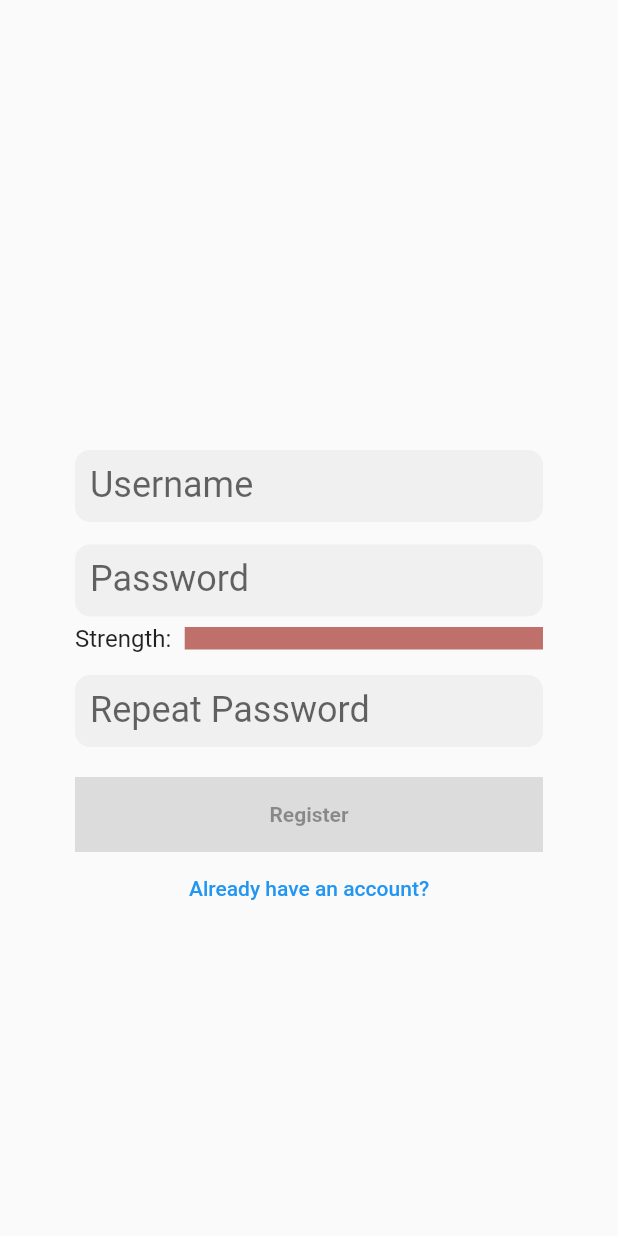
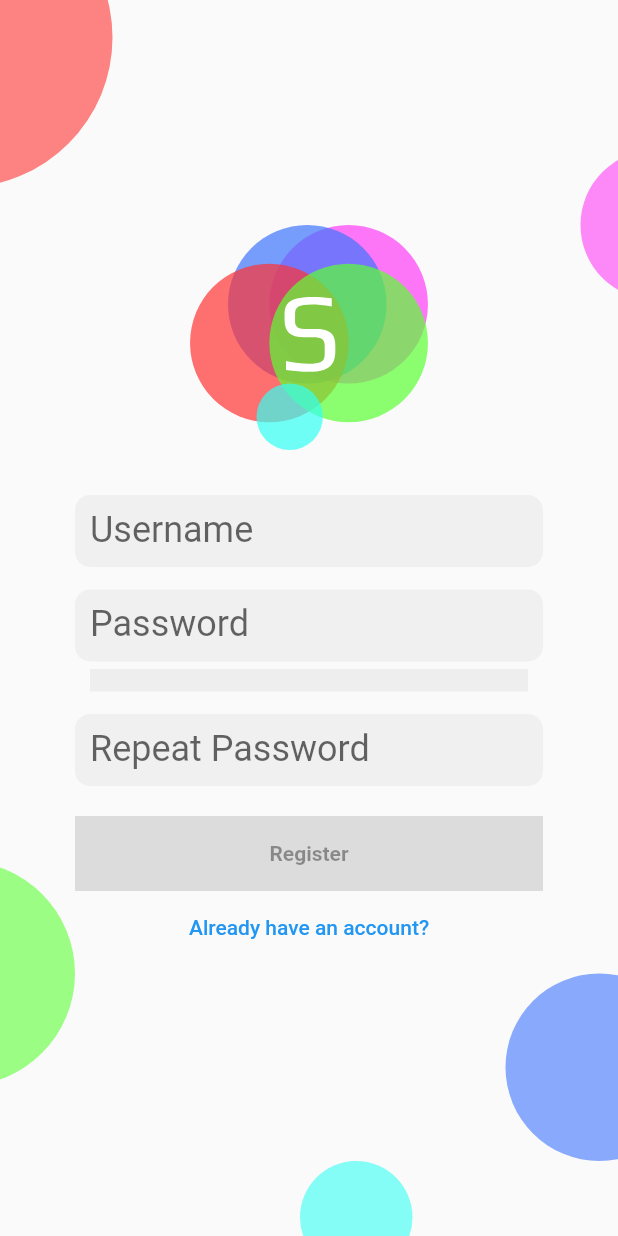
Before and after one commit to k0marov/socnet-frontend, a Flutter app: the screen it shows after launch, after a tap on "Don't have an account?", on a phone screen of 412 x 824 dp. Run offline on Flutter 3.47's test engine with Material 2 defaults, Android fonts, the phone set to English and light mode, and no system bars; our stand-ins replace bloc, dartz, equatable, flutter_bloc, flutter_svg, get_it and 3 more.

Commit message:
style the auth page

```diff
--- a/lib/logic/features/auth/domain/pass_strength_getter.dart
+++ b/lib/logic/features/auth/domain/pass_strength_getter.dart
@@ -1,4 +1,5 @@
 enum PassStrength {
+  none,
   weak,
   normal,
   strong,
@@ -8,6 +9,7 @@ enum PassStrength {
 typedef PassStrengthGetter = PassStrength Function(String);
 
 PassStrength passStrengthGetterImpl(String pass) {
+  if (pass.isEmpty) return PassStrength.none;
   final hasLetters = pass.contains(RegExp("[a-zA-Z]"));
   if (pass.length < 8 || !hasLetters) {
     return PassStrength.weak;
--- a/lib/logic/features/auth/presentation/register_cubit/register_state.dart
+++ b/lib/logic/features/auth/presentation/register_cubit/register_state.dart
@@ -9,7 +9,8 @@ class RegisterState extends Equatable {
       username.value.isNotEmpty &&
       pass.value.isNotEmpty &&
       passRepeat.value.isNotEmpty &&
-      passStrength != PassStrength.weak;
+      passStrength != PassStrength.weak &&
+      passStrength != PassStrength.none;
 
   final Failure? failure;
 
@@ -20,7 +21,7 @@ class RegisterState extends Equatable {
       [this.username = const FieldValue(),
       this.pass = const FieldValue(),
       this.passRepeat = const FieldValue(),
-      this.passStrength = PassStrength.weak,
+      this.passStrength = PassStrength.none,
       this.failure]);
 
   RegisterState withUsername(FieldValue newUsername) =>
--- a/lib/ui/pages/auth_gate.dart
+++ b/lib/ui/pages/auth_gate.dart
@@ -12,14 +12,12 @@ class AuthGatePage extends StatelessWidget {
 
   @override
   Widget build(BuildContext context) {
-    return Scaffold(
-      body: BlocProvider(
-        create: (_) => sl<AuthGateCubit>()..refreshState(),
-        child: FailureListener<AuthGateCubit, AuthState>(
-          getFailure: (state) => state.failure,
-          child: BlocBuilder<AuthGateCubit, AuthState>(
-            builder: (context, state) => state.isAuthenticated ? MyProfilePage() : AuthPage(),
-          ),
+    return BlocProvider(
+      create: (_) => sl<AuthGateCubit>()..refreshState(),
+      child: FailureListener<AuthGateCubit, AuthState>(
+        getFailure: (state) => state.failure,
+        child: BlocBuilder<AuthGateCubit, AuthState>(
+          builder: (context, state) => state.isAuthenticated ? MyProfilePage() : AuthPage(),
         ),
       ),
     );
--- a/lib/ui/pages/auth_page.dart
+++ b/lib/ui/pages/auth_page.dart
@@ -2,7 +2,9 @@ import 'package:flutter/material.dart';
 import 'package:flutter_bloc/flutter_bloc.dart';
 import 'package:socnet/logic/features/auth/presentation/login_cubit/login_cubit.dart';
 import 'package:socnet/logic/features/auth/presentation/register_cubit/register_cubit.dart';
+import 'package:socnet/ui/widgets/background.dart';
 import 'package:socnet/ui/widgets/login_form.dart';
+import 'package:socnet/ui/widgets/logo_widget.dart';
 import 'package:socnet/ui/widgets/register_form.dart';
 
 import '../../logic/di.dart';
@@ -47,10 +49,19 @@ class _AuthPageState extends State<AuthPage> {
   @override
   Widget build(BuildContext context) {
     return Scaffold(
-      // backgroundColor: Color(0xFF213630),
-      body: ListView(children: [
-        ..._getFormBody(),
-      ]),
+      resizeToAvoidBottomInset: false,
+      body: Background(
+        child: ListView(children: [
+          SizedBox(height: 150),
+          SizedBox(
+            width: 150,
+            height: 150,
+            child: LogoWidget(),
+          ),
+          SizedBox(height: 30),
+          ..._getFormBody(),
+        ]),
+      ),
     );
   }
 }
--- a/lib/ui/theme.dart
+++ b/lib/ui/theme.dart
@@ -1,4 +1,10 @@
 import 'package:flutter/material.dart';
+
+const customRed = Color(0xFFFF3333);
+const customBlue = Color(0xFF3E74FD);
+const customPink = Color(0xFFFD3EF5);
+const customGreen = Color(0xFF5CFF33);
+const customCyan = Color(0xFF33FFF3);
 
 final theme = ThemeData(
   primarySwatch: Colors.blue,
--- /dev/null
+++ b/lib/ui/widgets/background.dart
@@ -0,0 +1,60 @@
+import 'package:flutter/material.dart';
+import 'package:socnet/ui/theme.dart';
+
+class Background extends StatelessWidget {
+  final Widget child;
+  const Background({Key? key, required this.child}) : super(key: key);
+
+  @override
+  Widget build(BuildContext context) {
+    return Stack(children: [
+      Positioned(
+        top: -75,
+        left: -125,
+        child: _Circle(size: 200, color: customRed),
+      ),
+      Positioned(
+        bottom: 100,
+        left: -100,
+        child: _Circle(size: 150, color: customGreen),
+      ),
+      Positioned(
+        bottom: -25,
+        left: 200,
+        child: _Circle(size: 75, color: customCyan),
+      ),
+      Positioned(
+        bottom: 50,
+        right: -50,
+        child: _Circle(size: 125, color: customBlue),
+      ),
+      Positioned(
+        top: 100,
+        right: -75,
+        child: _Circle(size: 100, color: customPink),
+      ),
+      child,
+    ]);
+  }
+}
+
+class _Circle extends StatelessWidget {
+  final double size;
+  final Color color;
+  const _Circle({Key? key, required this.size, required this.color}) : super(key: key);
+
+  @override
+  Widget build(BuildContext context) {
+    return Opacity(
+      opacity: 0.6,
+      child: Container(
+        width: size,
+        height: size,
+        decoration: BoxDecoration(
+          color: color,
+          shape: BoxShape.circle,
+        ),
+      ),
+    );
+  }
+}
--- a/lib/ui/widgets/custom_text_field.dart
+++ /dev/null
@@ -1,22 +0,0 @@
-import 'package:flutter/material.dart';
-import 'package:socnet/logic/core/field_value.dart';
-
-class CustomTextField extends StatelessWidget {
-  final FieldValue value;
-  final Function(String) onChanged;
-  const CustomTextField({
-    Key? key,
-    required this.value,
-    required this.onChanged,
-  }) : super(key: key);
-
-  @override
-  Widget build(BuildContext context) {
-    return TextField(
-      onChanged: onChanged,
-      decoration: InputDecoration(
-        errorText: value.failure?.code,
-      ),
-    );
-  }
-}
--- a/lib/ui/widgets/login_form.dart
+++ b/lib/ui/widgets/login_form.dart
@@ -20,7 +20,6 @@ class LoginForm extends StatelessWidget {
       child: Padding(
         padding: EdgeInsets.symmetric(horizontal: 50),
         child: Column(children: [
-          SizedBox(height: 300),
           BlocField<LoginCubit, LoginState, FieldValue>(
             getValue: (state) => state.username,
             buildField: (value, b) => ZTextField(
--- /dev/null
+++ b/lib/ui/widgets/logo_widget.dart
@@ -0,0 +1,11 @@
+import 'package:flutter/material.dart';
+import 'package:flutter_svg/svg.dart';
+
+class LogoWidget extends StatelessWidget {
+  const LogoWidget({Key? key}) : super(key: key);
+
+  @override
+  Widget build(BuildContext context) {
+    return SvgPicture.asset("assets/logo.svg");
+  }
+}
--- a/lib/ui/widgets/register_form.dart
+++ b/lib/ui/widgets/register_form.dart
@@ -10,12 +10,14 @@ import 'bloc_field.dart';
 
 double getPasswordProgress(PassStrength strength) {
   switch (strength) {
+    case PassStrength.none:
+      return 0;
     case PassStrength.weak:
-      return 0;
+      return 0.25;
     case PassStrength.normal:
-      return 0.33;
+      return 0.5;
     case PassStrength.strong:
-      return 0.66;
+      return 0.75;
     case PassStrength.veryStrong:
       return 1;
   }
@@ -23,6 +25,8 @@ double getPasswordProgress(PassStrength strength) {
 
 Color getStrengthColor(PassStrength strength) {
   switch (strength) {
+    case PassStrength.none:
+      return Colors.grey;
     case PassStrength.weak:
       return Colors.red;
     case PassStrength.normal:
@@ -31,6 +35,21 @@ Color getStrengthColor(PassStrength strength) {
       return Colors.lightGreen;
     case PassStrength.veryStrong:
       return Colors.green;
+  }
+}
+
+Color getStrengthBackground(PassStrength strength) {
+  switch (strength) {
+    case PassStrength.none:
+      return Colors.grey.shade200;
+    case PassStrength.weak:
+      return Colors.red.shade200;
+    case PassStrength.normal:
+      return Colors.orange.shade200;
+    case PassStrength.strong:
+      return Colors.lightGreen.shade200;
+    case PassStrength.veryStrong:
+      return Colors.green.shade200;
   }
 }
 
@@ -44,7 +63,6 @@ class RegisterForm extends StatelessWidget {
       child: Padding(
         padding: const EdgeInsets.symmetric(horizontal: 50),
         child: Column(children: [
-          SizedBox(height: 300),
           BlocField<RegisterCubit, RegisterState, FieldValue>(
             getValue: (state) => state.username,
             buildField: (value, b) => ZTextField(
@@ -68,16 +86,18 @@ class RegisterForm extends StatelessWidget {
             getValue: (state) => state.passStrength,
             buildField: (strength, b) => Row(
               children: [
-                Text("Strength: ", style: Theme.of(context).textTheme.subtitle1),
-                SizedBox(width: 5),
+                SizedBox(width: 10),
+                // Text("Strength: ", style: Theme.of(context).textTheme.subtitle1),
+                // SizedBox(width: 5),
                 Expanded(
                   child: LinearProgressIndicator(
                     value: getPasswordProgress(strength),
                     color: getStrengthColor(strength),
-                    backgroundColor: HSLColor.fromColor(getStrengthColor(strength)).withSaturation(0.4).toColor(),
+                    backgroundColor: getStrengthBackground(strength),
                     minHeight: 15,
                   ),
                 ),
+                SizedBox(width: 10),
               ],
             ),
           ),
--- a/lib/ui/widgets/z_text_field.dart
+++ b/lib/ui/widgets/z_text_field.dart
@@ -26,7 +26,6 @@ class ZTextField extends StatelessWidget {
         floatingLabelBehavior: FloatingLabelBehavior.never,
         border: OutlineInputBorder(borderSide: BorderSide.none, borderRadius: BorderRadius.all(Radius.circular(10))),
         filled: true,
-        // fillColor: Color(0xFF324B4F),
         errorText: value.failure?.code,
       ),
     );
--- a/pubspec.yaml
+++ b/pubspec.yaml
@@ -24,6 +24,7 @@ dependencies:
   image_cropper: ^2.0.2
   fake_async: ^1.2.0
   path: ^1.8.1
+  flutter_svg: ^1.1.1+1
 
 dev_dependencies:
   english_words: ^4.0.0
@@ -35,3 +36,5 @@ dev_dependencies:
 
 flutter:
   uses-material-design: true
+  assets:
+    - assets/logo.svg
```
Also changed, not shown: assets/logo.svg (added), 1 other file.
